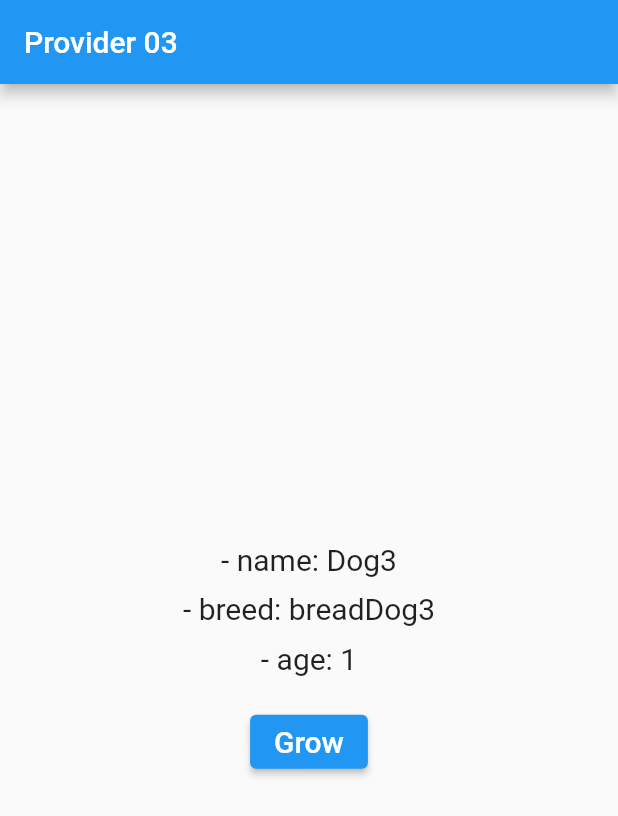
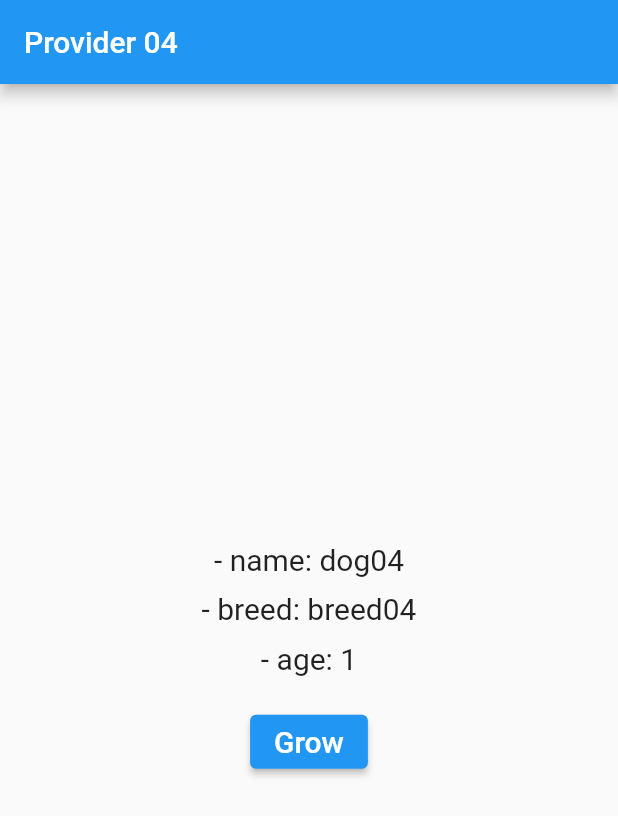
Before and after one commit to kimgeuntae/flutter_provider_essential, a Flutter app: the screen it shows after launch, on a phone screen of 412 x 824 dp. Shown: the top 816 px of the screen. Run offline on Flutter 3.47's test engine with Material 2 defaults, Android fonts, the phone set to English and light mode, and no system bars.

Commit message:
Add: ChangeNotifierProvider 테스트 케이스
- notifyListeners 로 상태 변화 감지
- provider로 하위 위젯에서 접근 가능

```diff
--- a/s1_4_change_notifier_provider/lib/main.dart
+++ b/s1_4_change_notifier_provider/lib/main.dart
@@ -1,4 +1,5 @@
 import 'package:flutter/material.dart';
+import 'package:provider/provider.dart';
 import 'models/dog.dart';
 
 void main() {
@@ -10,13 +11,16 @@
 
   @override
   Widget build(BuildContext context) {
-    return MaterialApp(
-      title: 'Provider 03',
-      debugShowCheckedModeBanner: false,
-      theme: ThemeData(
-        primarySwatch: Colors.blue,
+    return ChangeNotifierProvider(
+      create: (context) => Dog(name: 'dog04', breed: 'breed04'),
+      child: MaterialApp(
+        title: 'Provider 04',
+        debugShowCheckedModeBanner: false,
+        theme: ThemeData(
+          primarySwatch: Colors.blue,
+        ),
+        home: const MyHomePage(),
       ),
-      home: const MyHomePage(),
     );
   }
 }
@@ -29,33 +33,11 @@
 }
 
 class _MyHomePageState extends State<MyHomePage> {
-  final Dog dog = Dog(name: 'Dog3', breed: 'breadDog3');
-
-  void dogListener() {
-    print('dogListener age: ${dog.age}');
-  }
-
-  @override
-  void initState() {
-    // TODO: implement initState
-    super.initState();
-    // notifyListener 가 실행될때마다 호출될 listner 등록
-    dog.addListener(dogListener);
-  }
-
-  @override
-  void dispose() {
-    // TODO: implement dispose
-    // add된 listener는 자동으로 dispose 되지않아서 수동으로 해줘야함.
-    dog.removeListener(dogListener);
-    super.dispose();
-  }
-
   @override
   Widget build(BuildContext context) {
     return Scaffold(
       appBar: AppBar(
-        title: Text('Provider 03'),
+        title: Text('Provider 04'),
       ),
       body: Center(
         child: Column(
@@ -63,11 +45,11 @@
           mainAxisSize: MainAxisSize.min,
           children: [
             Text(
-              '- name: ${dog.name}',
+              '- name: ${Provider.of<Dog>(context, listen: false).name}',
               style: TextStyle(fontSize: 20.0),
             ),
             SizedBox(height: 10.0),
-            BreedAndAge(dog: dog),
+            BreedAndAge(),
           ],
         ),
       ),
@@ -76,47 +58,38 @@
 }
 
 class BreedAndAge extends StatelessWidget {
-  final Dog dog;
-
-  const BreedAndAge({
-    Key? key,
-    required this.dog,
-  }) : super(key: key);
+  const BreedAndAge({Key? key}) : super(key: key);
 
   @override
   Widget build(BuildContext context) {
     return Column(
       children: [
         Text(
-          '- breed: ${dog.breed}',
+          '- breed: ${Provider.of<Dog>(context, listen: false).breed}',
           style: TextStyle(fontSize: 20.0),
         ),
         SizedBox(height: 10.0),
-        Age(dog: dog),
+        Age(),
       ],
     );
   }
 }
 
 class Age extends StatelessWidget {
-  final Dog dog;
-
-  const Age({
-    Key? key,
-    required this.dog,
-  }) : super(key: key);
+  const Age({Key? key}) : super(key: key);
 
   @override
   Widget build(BuildContext context) {
     return Column(
       children: [
         Text(
-          '- age: ${dog.age}',
+          '- age: ${Provider.of<Dog>(context).age}',
           style: TextStyle(fontSize: 20.0),
         ),
         SizedBox(height: 20.0),
         ElevatedButton(
-          onPressed: () => dog.grow(),
+          onPressed: () => Provider.of<Dog>(context, listen: false).grow(),
+          // UI를 변경시킬 필요가 없으므로 listen false
           child: Text(
             'Grow',
             style: TextStyle(fontSize: 20.0),
--- a/s1_4_change_notifier_provider/lib/models/dog.dart
+++ b/s1_4_change_notifier_provider/lib/models/dog.dart
@@ -15,6 +15,5 @@
     age++;
     // 상태 변화 감지
     notifyListeners();
-    print('age: $age');
   }
 }
```
